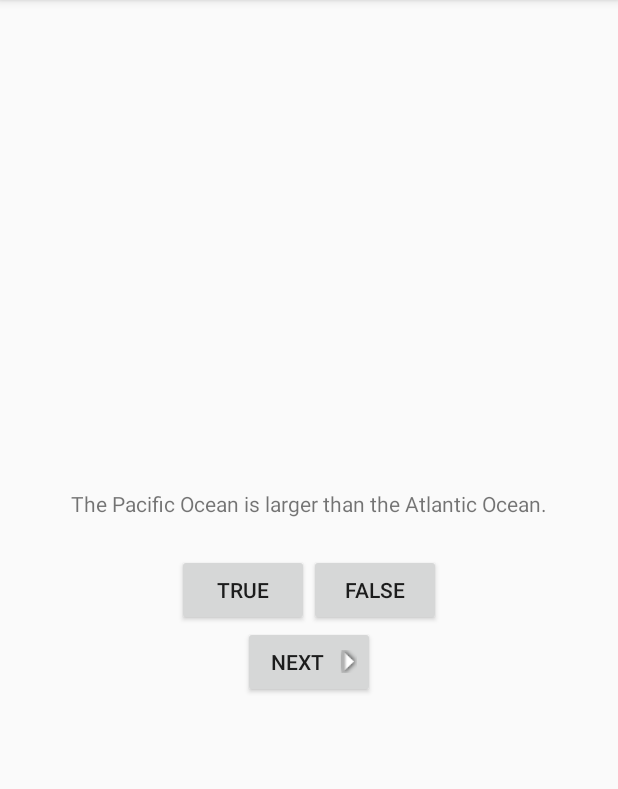
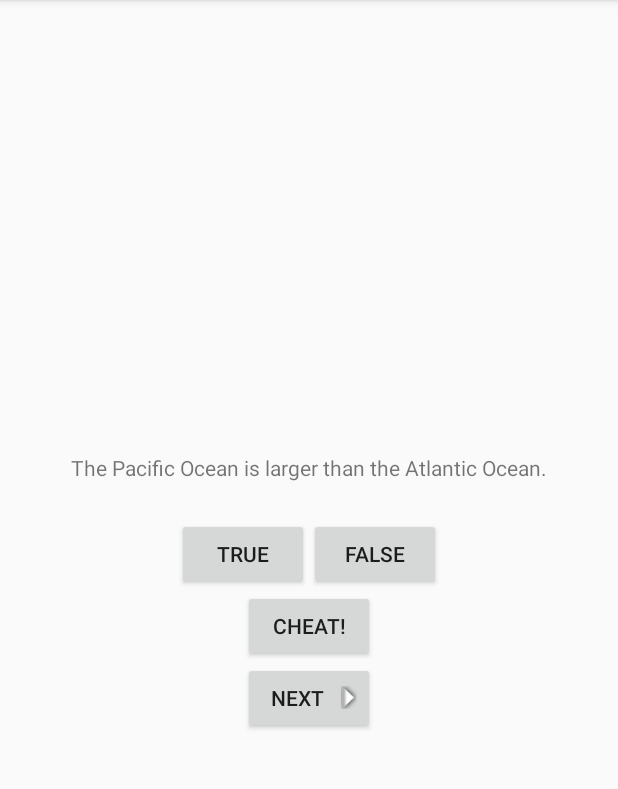
Before and after one commit to nsquire/bnr-android-programming, an Android app: the screen it shows after launch (QuizActivity), after a tap on "TRUE", on a phone screen of 412 x 824 dp, the part 84-873 px from its top. Run offline under Robolectric (Android 15) with nearby library versions, the phone set to English and light mode, and no system bars.

Commit message:
Finishing up chapter 5.

```diff
--- a/GeoQuiz/app/src/main/AndroidManifest.xml
+++ b/GeoQuiz/app/src/main/AndroidManifest.xml
@@ -16,6 +16,9 @@
                 <category android:name="android.intent.category.LAUNCHER" />
             </intent-filter>
         </activity>
+        <activity
+            android:name=".CheatActivity"
+            android:label="@string/app_name" />
     </application>
 
 </manifest>
--- a/GeoQuiz/app/src/main/java/com/nick/geoquiz/app/QuizActivity.java
+++ b/GeoQuiz/app/src/main/java/com/nick/geoquiz/app/QuizActivity.java
@@ -1,5 +1,6 @@
 package com.nick.geoquiz.app;
 
+import android.content.Intent;
 import android.os.Bundle;
 import android.support.v7.app.ActionBarActivity;
 import android.util.Log;
@@ -17,6 +18,7 @@ public class QuizActivity extends ActionBarActivity {
     private Button mTrueButton;
     private Button mFalseButton;
     private Button mNextButton;
+    private Button mCheatButton;
     private TextView mQuestionTextView;
 
     private TrueFalse[] mQuestionBank = new TrueFalse[]{
@@ -28,6 +30,7 @@ public class QuizActivity extends ActionBarActivity {
     };
 
     private int mCurrentIndex = 0;
+    private boolean mIsCheater;
 
     // Activity Lifecycle methods
 
@@ -60,7 +63,19 @@ public class QuizActivity extends ActionBarActivity {
             @Override
             public void onClick(View v) {
                 mCurrentIndex = (mCurrentIndex + 1) % mQuestionBank.length;
+                mIsCheater = false;
                 updateQuestion();
+            }
+        });
+
+        mCheatButton = (Button) findViewById(R.id.cheat_button);
+        mCheatButton.setOnClickListener(new View.OnClickListener() {
+            @Override
+            public void onClick(View v) {
+                Intent i = new Intent(QuizActivity.this, CheatActivity.class);
+                boolean answerIsTrue = mQuestionBank[mCurrentIndex].isTrueQuestion();
+                i.putExtra(CheatActivity.EXTRA_ANSWER_IS_TRUE, answerIsTrue);
+                startActivityForResult(i, 0);
             }
         });
 
@@ -69,6 +84,17 @@ public class QuizActivity extends ActionBarActivity {
         }
 
         updateQuestion();
+    }
+
+    @Override
+    protected void onActivityResult(int requestCode, int resultCode, Intent data) {
+        super.onActivityResult(requestCode, resultCode, data);
+
+        if (data == null) {
+            return;
+        }
+
+        mIsCheater = data.getBooleanExtra(CheatActivity.EXTRA_ANSER_SHOWN, false);
     }
 
     @Override
@@ -135,18 +161,21 @@ public class QuizActivity extends ActionBarActivity {
 
     private void checkAnswer(boolean userPressedTrue) {
         boolean answerIsTrue = mQuestionBank[mCurrentIndex].isTrueQuestion();
+
         int messageResId = 0;
 
-
-        if (userPressedTrue == answerIsTrue) {
-            messageResId = R.string.correct_toast;
+        if (mIsCheater) {
+            messageResId = R.string.judgement_toast;
         } else {
-            messageResId = R.string.incorrect_toast;
+            if (userPressedTrue == answerIsTrue) {
+                messageResId = R.string.correct_toast;
+            } else {
+                messageResId = R.string.incorrect_toast;
+            }
         }
 
         Toast.makeText(QuizActivity.this,
                 messageResId,
                 Toast.LENGTH_SHORT).show();
     }
-
 }
--- a/GeoQuiz/app/src/main/res/layout-land/activity_quiz.xml
+++ b/GeoQuiz/app/src/main/res/layout-land/activity_quiz.xml
@@ -29,6 +29,13 @@
     </LinearLayout>
 
     <Button
+        android:id="@+id/cheat_button"
+        android:layout_width="wrap_content"
+        android:layout_height="wrap_content"
+        android:layout_gravity="bottom|center"
+        android:text="@string/cheat_button" />
+
+    <Button
         android:id="@+id/next_button"
         android:layout_width="wrap_content"
         android:layout_height="wrap_content"
--- a/GeoQuiz/app/src/main/res/layout/activity_quiz.xml
+++ b/GeoQuiz/app/src/main/res/layout/activity_quiz.xml
@@ -30,6 +30,12 @@
     </LinearLayout>
 
     <Button
+        android:id="@+id/cheat_button"
+        android:layout_width="wrap_content"
+        android:layout_height="wrap_content"
+        android:text="@string/cheat_button" />
+
+    <Button
         android:id="@+id/next_button"
         android:layout_width="wrap_content"
         android:layout_height="wrap_content"
--- a/GeoQuiz/app/src/main/res/values/strings.xml
+++ b/GeoQuiz/app/src/main/res/values/strings.xml
@@ -15,4 +15,9 @@
     <string name="question_americas">The Amazon River is the longest river in the Americas.</string>
     <string name="question_asia">Lake Baikal is the world\'s oldest and deepest freshwater lake.</string>
 
+    <string name="cheat_button">Cheat!</string>
+    <string name="warning_text">Are you sure you want to do this?</string>
+    <string name="show_answer_button">Show Answer</string>
+    <string name="judgement_toast">Cheating is wrong.</string>
+
 </resources>
```
Also changed, not shown: GeoQuiz/app/src/main/java/com/nick/geoquiz/app/CheatActivity.java (added, +55 -0 lines), GeoQuiz/app/src/main/res/layout/activity_cheat.xml (added, +27 -0 lines).
